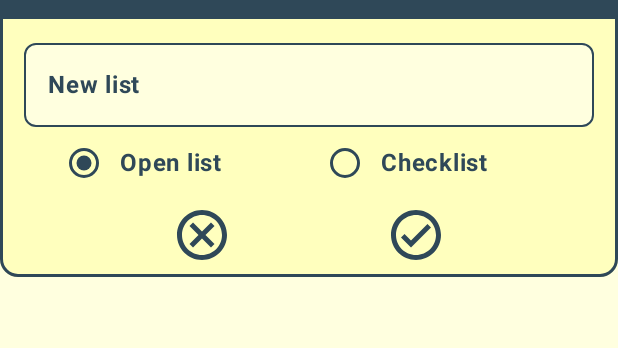
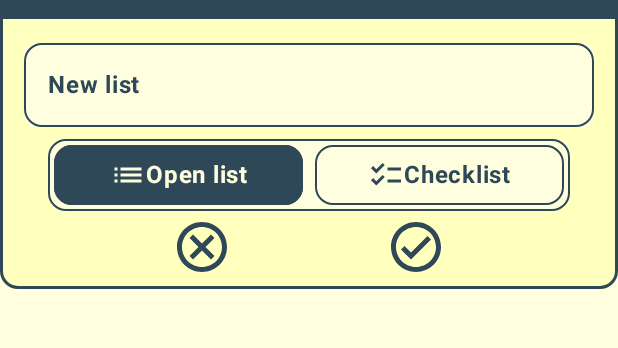
Before and after one commit to mariorobertofortunato/Versalist, an Android app built with Jetpack Compose: the screen it shows after launch (MainActivity), after a tap on "New list", on a phone screen of 412 x 824 dp, the part 77-425 px from its top. Run offline under Robolectric (Android 15) with nearby library versions, the phone set to English and light mode, and no system bars; our stand-ins replace Dagger/Hilt's generated code, Room's generated code, livedata-compose; 1 other tap on this screen came first.

Commit message:
New layout for the list type switch

```diff
--- a/app/src/main/java/com/evenclose/versalistpro/presentation/screens/main/MainScreen.kt
+++ b/app/src/main/java/com/evenclose/versalistpro/presentation/screens/main/MainScreen.kt
@@ -25,13 +25,13 @@ import androidx.compose.foundation.text.KeyboardOptions
 import androidx.compose.material.icons.Icons
 import androidx.compose.material.icons.outlined.Cancel
 import androidx.compose.material.icons.outlined.CheckCircle
+import androidx.compose.material.icons.outlined.Checklist
+import androidx.compose.material.icons.outlined.List
 import androidx.compose.material3.Divider
 import androidx.compose.material3.FabPosition
 import androidx.compose.material3.FloatingActionButton
 import androidx.compose.material3.Icon
 import androidx.compose.material3.IconButton
-import androidx.compose.material3.RadioButton
-import androidx.compose.material3.RadioButtonDefaults
 import androidx.compose.material3.Scaffold
 import androidx.compose.material3.Text
 import androidx.compose.material3.TextField
@@ -56,13 +56,14 @@ import androidx.compose.ui.unit.dp
 import androidx.compose.ui.unit.sp
 import androidx.hilt.navigation.compose.hiltViewModel
 import androidx.navigation.NavController
+import com.evenclose.versalistpro.presentation.composables.MainListItem
 import com.evenclose.versalistpro.presentation.composables.placeholder.EmptyListPlaceholder
-import com.evenclose.versalistpro.presentation.composables.MainListItem
 import com.evenclose.versalistpro.presentation.ui.theme.background
 import com.evenclose.versalistpro.presentation.ui.theme.onDark
 import com.evenclose.versalistpro.presentation.ui.theme.onLight
 import com.evenclose.versalistpro.presentation.ui.theme.primary
 import com.evenclose.versalistpro.presentation.ui.theme.secondary
+import com.evenclose.versalistpro.presentation.ui.theme.secondaryContainer
 import com.evenclose.versalistpro.presentation.viewmodel.ListViewModel
 import kotlinx.coroutines.delay
 
@@ -252,7 +253,7 @@ fun MainScreen(
                             modifier = Modifier
                                 .fillMaxWidth()
                                 .focusRequester(focusRequester)
-                                .border(1.dp, secondary,RoundedCornerShape(8.dp)),
+                                .border(1.dp, secondary,RoundedCornerShape(12.dp)),
                             textStyle = TextStyle(
                                 fontWeight = FontWeight.Bold,
                                 fontSize = 16.sp
@@ -266,7 +267,7 @@ fun MainScreen(
                             visible = errorTextVisibility,
                         ) {
                             Text(
-                                text = "Please enter a value",
+                                text = "Please enter a name for the list",
                                 color = secondary,
                                 fontWeight = FontWeight.Bold
                             )
@@ -274,14 +275,23 @@ fun MainScreen(
 
                         /** Radio Group */
                         Row(
+                            horizontalArrangement = Arrangement.SpaceBetween,
                             modifier = Modifier
-                                .padding(horizontal = 16.dp)
+                                .padding(start = 16.dp, end = 16.dp, top = 8.dp)
                                 .fillMaxWidth()
+                                .background(background, RoundedCornerShape(12.dp))
+                                .border(1.dp, secondary, RoundedCornerShape(12.dp)),
                         ) {
                             radioOptions.forEach { text ->
                                 Row(
+                                    horizontalArrangement = Arrangement.Center,
                                     verticalAlignment = Alignment.CenterVertically,
                                     modifier = Modifier
+                                        .padding(4.dp)
+                                        .border(
+                                            width = 1.dp,
+                                            color = secondary,
+                                            shape = RoundedCornerShape(12.dp))
                                         .weight(1f)
                                         .selectable(
                                             selected = (text == selectedOption),
@@ -293,23 +303,41 @@ fun MainScreen(
                                             interactionSource = remember { MutableInteractionSource() },
                                             onClick = { onOptionSelected(text) }
                                         )
+                                        .background(
+                                            color = if (text == selectedOption) secondary else background,
+                                            shape = RoundedCornerShape(12.dp)
+                                        )
                                 ) {
-                                    RadioButton(
-                                        selected = (text == selectedOption),
-                                        onClick = { onOptionSelected(text) },
-                                        colors = RadioButtonDefaults.colors(
-                                            selectedColor = onLight,
-                                            unselectedColor = onLight
-                                        )
+                                    Icon(
+                                        imageVector = if (text == "Open list") Icons.Outlined.List else Icons.Outlined.Checklist,
+                                        contentDescription = "List Type Icon",
+                                        tint = if (text == selectedOption) onDark else onLight,
+                                        modifier = Modifier
+                                            .padding(vertical = 8.dp)
                                     )
                                     Text(
                                         text = text,
-                                        color = onLight,
+                                        color = if (text == selectedOption) onDark else onLight,
                                         fontWeight = FontWeight.Bold
                                     )
                                 }
                             }
                         }
+
+
+                        /** Category Group */
+                        Row(
+                            verticalAlignment = Alignment.CenterVertically,
+                            //horizontalArrangement = Arrangement.,
+                            modifier = Modifier
+                                .fillMaxWidth()
+                                //.padding(bottom = 4.dp)
+                        ) {
+
+                        }
+
+
+
 
                         /** Icon Group */
                         Row(
```
